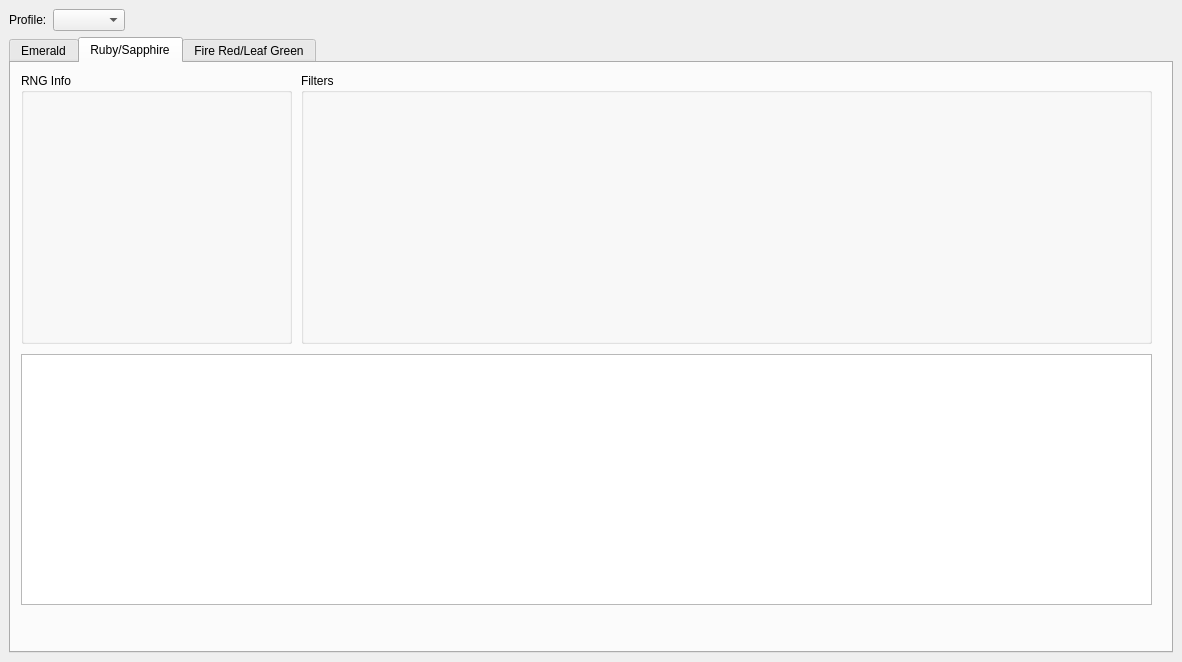
Old version of the form Forms/Gen3/Eggs3.ui in the repository Admiral-Fish/PokeFinder.
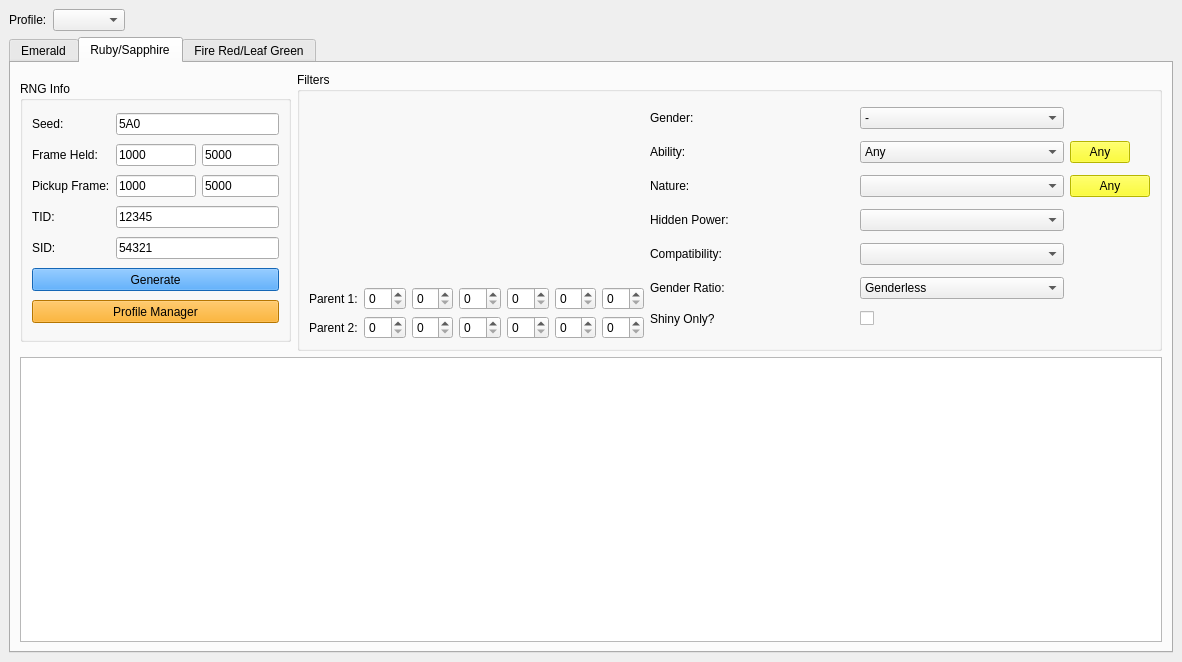
New version of the form. The open tabs and pages were chosen to show the change. Icons and pictures are not drawn. Custom widgets are drawn as their Qt base class.

```diff
--- a/Forms/Gen3/Eggs3.ui
+++ b/Forms/Gen3/Eggs3.ui
@@ -10,6 +10,12 @@
     <height>662</height>
    </rect>
   </property>
+  <property name="minimumSize">
+   <size>
+    <width>1182</width>
+    <height>662</height>
+   </size>
+  </property>
   <property name="windowTitle">
    <string>Gen 3 Eggs</string>
   </property>
@@ -881,42 +887,502 @@
        <attribute name="title">
         <string>Ruby/Sapphire</string>
        </attribute>
-       <widget class="QTableView" name="tableViewRS">
-        <property name="geometry">
-         <rect>
-          <x>10</x>
-          <y>291</y>
-          <width>1131</width>
-          <height>251</height>
-         </rect>
-        </property>
-       </widget>
-       <widget class="QGroupBox" name="groupBoxRNGInfoRS">
-        <property name="geometry">
-         <rect>
-          <x>10</x>
-          <y>10</y>
-          <width>271</width>
-          <height>271</height>
-         </rect>
-        </property>
-        <property name="title">
-         <string>RNG Info</string>
-        </property>
-       </widget>
-       <widget class="QGroupBox" name="groupBoxFiltersRS">
-        <property name="geometry">
-         <rect>
-          <x>290</x>
-          <y>10</y>
-          <width>851</width>
-          <height>271</height>
-         </rect>
-        </property>
-        <property name="title">
-         <string>Filters</string>
-        </property>
-       </widget>
+       <layout class="QGridLayout" name="gridLayout_7">
+        <item row="0" column="0">
+         <widget class="QGroupBox" name="groupBoxRNGInfoRS">
+          <property name="minimumSize">
+           <size>
+            <width>0</width>
+            <height>261</height>
+           </size>
+          </property>
+          <property name="maximumSize">
+           <size>
+            <width>271</width>
+            <height>261</height>
+           </size>
+          </property>
+          <property name="title">
+           <string>RNG Info</string>
+          </property>
+          <layout class="QGridLayout" name="gridLayout_6">
+           <item row="0" column="0">
+            <widget class="QLabel" name="label_21">
+             <property name="text">
+              <string>Seed:</string>
+             </property>
+            </widget>
+           </item>
+           <item row="1" column="0">
+            <widget class="QLabel" name="label_17">
+             <property name="text">
+              <string>Frame Held:</string>
+             </property>
+            </widget>
+           </item>
+           <item row="1" column="1" colspan="2">
+            <widget class="QTextBox" name="textBoxMinHeldRS">
+             <property name="minimumSize">
+              <size>
+               <width>80</width>
+               <height>0</height>
+              </size>
+             </property>
+             <property name="text">
+              <string notr="true">1000</string>
+             </property>
+             <property name="maxLength">
+              <number>10</number>
+             </property>
+            </widget>
+           </item>
+           <item row="1" column="3">
+            <widget class="QTextBox" name="textBoxMaxHeldRS">
+             <property name="text">
+              <string notr="true">5000</string>
+             </property>
+             <property name="maxLength">
+              <number>10</number>
+             </property>
+            </widget>
+           </item>
+           <item row="2" column="0">
+            <widget class="QLabel" name="label_18">
+             <property name="text">
+              <string>Pickup Frame:</string>
+             </property>
+            </widget>
+           </item>
+           <item row="2" column="1" colspan="2">
+            <widget class="QTextBox" name="textBoxMinPickupRS">
+             <property name="minimumSize">
+              <size>
+               <width>80</width>
+               <height>0</height>
+              </size>
+             </property>
+             <property name="text">
+              <string notr="true">1000</string>
+             </property>
+             <property name="maxLength">
+              <number>10</number>
+             </property>
+            </widget>
+           </item>
+           <item row="2" column="3">
+            <widget class="QTextBox" name="textBoxMaxPickupRS">
+             <property name="text">
+              <string notr="true">5000</string>
+             </property>
+             <property name="maxLength">
+              <number>10</number>
+             </property>
+            </widget>
+           </item>
+           <item row="3" column="0">
+            <widget class="QLabel" name="label_19">
+             <property name="text">
+              <string>TID:</string>
+             </property>
+            </widget>
+           </item>
+           <item row="3" column="1" colspan="3">
+            <widget class="QTextBox" name="textBoxTIDRS">
+             <property name="text">
+              <string notr="true">12345</string>
+             </property>
+             <property name="maxLength">
+              <number>5</number>
+             </property>
+            </widget>
+           </item>
+           <item row="4" column="0">
+            <widget class="QLabel" name="label_20">
+             <property name="text">
+              <string>SID:</string>
+             </property>
+            </widget>
+           </item>
+           <item row="4" column="1" colspan="3">
+            <widget class="QTextBox" name="textBoxSIDRS">
+             <property name="text">
+              <string notr="true">54321</string>
+             </property>
+             <property name="maxLength">
+              <number>5</number>
+             </property>
+            </widget>
+           </item>
+           <item row="0" column="1" colspan="3">
+            <widget class="QTextBox" name="textBoxSeedRS">
+             <property name="text">
+              <string notr="true">5A0</string>
+             </property>
+             <property name="maxLength">
+              <number>4</number>
+             </property>
+            </widget>
+           </item>
+           <item row="5" column="0" colspan="4">
+            <widget class="QPushButton" name="pushButtonGenerateRS">
+             <property name="minimumSize">
+              <size>
+               <width>0</width>
+               <height>23</height>
+              </size>
+             </property>
+             <property name="styleSheet">
+              <string notr="true">QPushButton {
+	background-color: DodgerBlue;
+}</string>
+             </property>
+             <property name="text">
+              <string>Generate</string>
+             </property>
+            </widget>
+           </item>
+           <item row="6" column="0" colspan="4">
+            <widget class="QPushButton" name="pushButtonProfileManagerRS">
+             <property name="minimumSize">
+              <size>
+               <width>0</width>
+               <height>23</height>
+              </size>
+             </property>
+             <property name="styleSheet">
+              <string notr="true">QPushButton {
+	background-color: orange;
+}</string>
+             </property>
+             <property name="text">
+              <string>Profile Manager</string>
+             </property>
+            </widget>
+           </item>
+          </layout>
+         </widget>
+        </item>
+        <item row="0" column="1">
+         <widget class="QGroupBox" name="groupBoxFiltersRS">
+          <property name="title">
+           <string>Filters</string>
+          </property>
+          <layout class="QGridLayout" name="gridLayout_12">
+           <item row="0" column="0">
+            <widget class="IVFilter" name="ivFilterRS" native="true">
+             <property name="minimumSize">
+              <size>
+               <width>335</width>
+               <height>180</height>
+              </size>
+             </property>
+             <property name="maximumSize">
+              <size>
+               <width>335</width>
+               <height>180</height>
+              </size>
+             </property>
+            </widget>
+           </item>
+           <item row="0" column="1" rowspan="2">
+            <layout class="QGridLayout" name="gridLayout_10">
+             <item row="0" column="0">
+              <widget class="QLabel" name="label_29">
+               <property name="text">
+                <string>Gender:</string>
+               </property>
+              </widget>
+             </item>
+             <item row="1" column="0">
+              <widget class="QLabel" name="label_30">
+               <property name="text">
+                <string>Ability:</string>
+               </property>
+              </widget>
+             </item>
+             <item row="0" column="1">
+              <widget class="QComboBox" name="comboBoxGenderRS">
+               <item>
+                <property name="text">
+                 <string notr="true">-</string>
+                </property>
+               </item>
+               <item>
+                <property name="text">
+                 <string notr="true">♂</string>
+                </property>
+               </item>
+               <item>
+                <property name="text">
+                 <string notr="true">♀</string>
+                </property>
+               </item>
+              </widget>
+             </item>
+             <item row="1" column="1">
+              <widget class="QComboBox" name="comboBoxAbilityRS">
+               <item>
+                <property name="text">
+                 <string>Any</string>
+                </property>
+               </item>
+               <item>
+                <property name="text">
+                 <string notr="true">0</string>
+                </property>
+               </item>
+               <item>
+                <property name="text">
+                 <string notr="true">1</string>
+                </property>
+               </item>
+              </widget>
+             </item>
+             <item row="1" column="2">
+              <widget class="QPushButton" name="pushButtonAnyAbilityRS">
+               <property name="minimumSize">
+                <size>
+                 <width>50</width>
+                 <height>13</height>
+                </size>
+               </property>
+               <property name="maximumSize">
+                <size>
+                 <width>60</width>
+                 <height>16777215</height>
+                </size>
+               </property>
+               <property name="styleSheet">
+                <string notr="true">QPushButton {
+	background-color: yellow;
+	color: black;
+}</string>
+               </property>
+               <property name="text">
+                <string>Any</string>
+               </property>
+              </widget>
+             </item>
+             <item row="2" column="0">
+              <widget class="QLabel" name="label_31">
+               <property name="text">
+                <string>Nature:</string>
+               </property>
+              </widget>
+             </item>
+             <item row="2" column="1">
+              <widget class="QCheckList" name="comboBoxNatureRS"/>
+             </item>
+             <item row="2" column="2">
+              <widget class="QPushButton" name="pushButtonAnyNatureRS">
+               <property name="minimumSize">
+                <size>
+                 <width>50</width>
+                 <height>13</height>
+                </size>
+               </property>
+               <property name="styleSheet">
+                <string notr="true">QPushButton {
+	background-color: yellow;
+	color: black;
+}</string>
+               </property>
+               <property name="text">
+                <string>Any</string>
+               </property>
+              </widget>
+             </item>
+             <item row="3" column="0">
+              <widget class="QLabel" name="label_32">
+               <property name="text">
+                <string>Hidden Power:</string>
+               </property>
+              </widget>
+             </item>
+             <item row="3" column="1">
+              <widget class="QCheckList" name="comboBoxHiddenPowerRS"/>
+             </item>
+             <item row="4" column="1">
+              <widget class="QComboBox" name="comboBoxCompatibilityRS"/>
+             </item>
+             <item row="5" column="0">
+              <widget class="QLabel" name="label_34">
+               <property name="text">
+                <string>Gender Ratio:</string>
+               </property>
+              </widget>
+             </item>
+             <item row="5" column="1">
+              <widget class="QComboBox" name="comboBoxGenderRatioRS">
+               <item>
+                <property name="text">
+                 <string>Genderless</string>
+                </property>
+               </item>
+               <item>
+                <property name="text">
+                 <string>50% Male / 50% Female</string>
+                </property>
+               </item>
+               <item>
+                <property name="text">
+                 <string>25% Male / 75% Female</string>
+                </property>
+               </item>
+               <item>
+                <property name="text">
+                 <string>75% Male / 25% Female</string>
+                </property>
+               </item>
+               <item>
+                <property name="text">
+                 <string>87.5% Male / 12.5% Female</string>
+                </property>
+               </item>
+               <item>
+                <property name="text">
+                 <string>100% Male</string>
+                </property>
+               </item>
+               <item>
+                <property name="text">
+                 <string>100% Female</string>
+                </property>
+               </item>
+              </widget>
+             </item>
+             <item row="4" column="0">
+              <widget class="QLabel" name="label_33">
+               <property name="text">
+                <string>Compatibility:</string>
+               </property>
+              </widget>
+             </item>
+             <item row="6" column="0">
+              <widget class="QLabel" name="label_35">
+               <property name="text">
+                <string>Shiny Only?</string>
+               </property>
+              </widget>
+             </item>
+             <item row="6" column="1">
+              <widget class="QCheckBox" name="checkBoxShinyRS">
+               <property name="text">
+                <string/>
+               </property>
+              </widget>
+             </item>
+            </layout>
+           </item>
+           <item row="1" column="0">
+            <layout class="QGridLayout" name="gridLayout_11">
+             <item row="0" column="0">
+              <widget class="QLabel" name="label_27">
+               <property name="text">
+                <string>Parent 1:</string>
+               </property>
+              </widget>
+             </item>
+             <item row="0" column="1">
+              <widget class="QSpinBox" name="parent1HPRS">
+               <property name="maximum">
+                <number>31</number>
+               </property>
+              </widget>
+             </item>
+             <item row="0" column="2">
+              <widget class="QSpinBox" name="parent1AtkRS">
+               <property name="maximum">
+                <number>31</number>
+               </property>
+              </widget>
+             </item>
+             <item row="0" column="3">
+              <widget class="QSpinBox" name="parent1DefRS">
+               <property name="maximum">
+                <number>31</number>
+               </property>
+              </widget>
+             </item>
+             <item row="0" column="4">
+              <widget class="QSpinBox" name="parent1SpARS">
+               <property name="maximum">
+                <number>31</number>
+               </property>
+              </widget>
+             </item>
+             <item row="0" column="5">
+              <widget class="QSpinBox" name="parent1SpDRS">
+               <property name="maximum">
+                <number>31</number>
+               </property>
+              </widget>
+             </item>
+             <item row="0" column="6">
+              <widget class="QSpinBox" name="parent1SpeRS">
+               <property name="maximum">
+                <number>31</number>
+               </property>
+              </widget>
+             </item>
+             <item row="1" column="0">
+              <widget class="QLabel" name="label_28">
+               <property name="text">
+                <string>Parent 2:</string>
+               </property>
+              </widget>
+             </item>
+             <item row="1" column="1">
+              <widget class="QSpinBox" name="parent2HPRS">
+               <property name="maximum">
+                <number>31</number>
+               </property>
+              </widget>
+             </item>
+             <item row="1" column="2">
+              <widget class="QSpinBox" name="parent2AtkRS">
+               <property name="maximum">
+                <number>31</number>
+               </property>
+              </widget>
+             </item>
+             <item row="1" column="3">
+              <widget class="QSpinBox" name="parent2DefRS">
+               <property name="maximum">
+                <number>31</number>
+               </property>
+              </widget>
+             </item>
+             <item row="1" column="4">
+              <widget class="QSpinBox" name="parent2SpARS">
+               <property name="maximum">
+                <number>31</number>
+               </property>
+              </widget>
+             </item>
+             <item row="1" column="5">
+              <widget class="QSpinBox" name="parent2SpDRS">
+               <property name="maximum">
+                <number>31</number>
+               </property>
+              </widget>
+             </item>
+             <item row="1" column="6">
+              <widget class="QSpinBox" name="parent2SpeRS">
+               <property name="maximum">
+                <number>31</number>
+               </property>
+              </widget>
+             </item>
+            </layout>
+           </item>
+          </layout>
+         </widget>
+        </item>
+        <item row="1" column="0" colspan="2">
+         <widget class="QTableView" name="tableViewRS"/>
+        </item>
+       </layout>
       </widget>
       <widget class="QWidget" name="tabFRLG">
        <attribute name="title">
```
Left out of the diff: 855 changed lines with no effect on the pictures.
